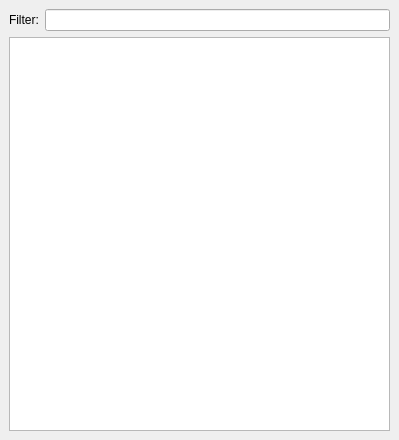
Qt form character/charactersdockwidget.ui (darkadept/empiretools) before a commit.
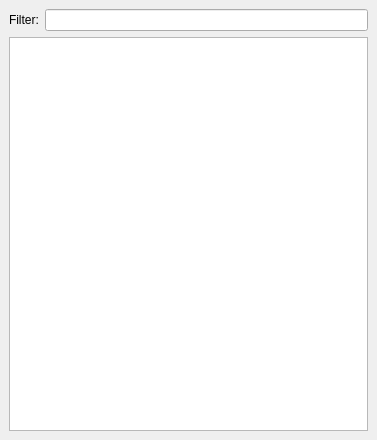
The same form after that commit.

```diff
--- a/character/charactersdockwidget.ui
+++ b/character/charactersdockwidget.ui
@@ -6,7 +6,7 @@
    <rect>
     <x>0</x>
     <y>0</y>
-    <width>399</width>
+    <width>377</width>
     <height>440</height>
    </rect>
   </property>
```
